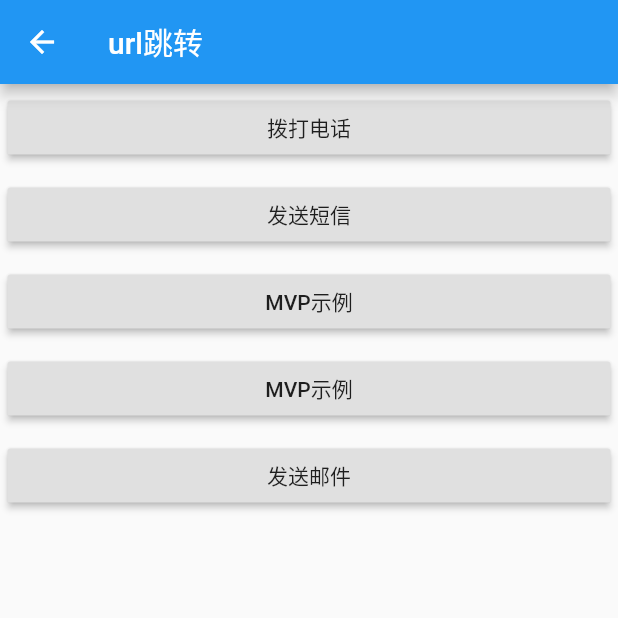
After one commit to shuguoli68/learn_three, a Flutter app: the screen it shows after launch, after a tap on "url_launcher", on a phone screen of 412 x 824 dp, the top half of it. The commit adds this screen. Run offline on Flutter 3.47's test engine with Material 2 defaults, Android fonts, the phone set to English and light mode, and no system bars; our stand-ins replace connectivity, device_info, dio, image_picker, share; missing offline and left inert: zeking_refresh.

```diff
--- a/lib/home.dart
+++ b/lib/home.dart
@@ -6,8 +6,10 @@ import 'connect/connect_simple.dart';
 import 'fresh/fresh_simple.dart';
 import 'global/common.dart';
 import 'imgpicker/img_picker.dart';
+import 'layout/frosted_glass.dart';
 import 'layout/large_screen.dart';
 import 'mvp/view/login_page.dart';
+import 'url_launcher/url_simple.dart';
 
 class HomePage extends StatefulWidget {
 
@@ -82,6 +84,22 @@ class _HomePageState extends State<HomePage> {
                 },child: Text('MVP示例'),)
             ),
 
+            Container(
+                margin: EdgeInsets.all(5),
+                width: double.maxFinite,
+                child: RaisedButton(onPressed:(){
+                  goTo(context, UrlSimple());
+                },child: Text('url_launcher'),)
+            ),
+
+            Container(
+                margin: EdgeInsets.all(5),
+                width: double.maxFinite,
+                child: RaisedButton(onPressed:(){
+                  goTo(context, FrostedGlass());
+                },child: Text('毛玻璃'),)
+            ),
+
           ],
         ),
       ),
--- /dev/null
+++ b/lib/url_launcher/url_simple.dart
@@ -0,0 +1,106 @@
+import 'package:flutter/material.dart';
+import 'package:learn_three/global/common.dart';
+//import 'package:url_launcher/url_launcher.dart';
+
+class UrlSimple extends StatefulWidget{
+  @override
+  State<StatefulWidget> createState() => _UrlSimple();
+}
+
+class _UrlSimple extends State<UrlSimple>{
+  @override
+  Widget build(BuildContext context) {
+    const String email = '1652219550a@gmail.com';
+    const String subject = 'email test';
+    const String body = '这是一次email测试';
+    return Scaffold(
+      appBar: AppBar(title: Text('url跳转'),),
+      body: Column(children: <Widget>[
+
+        Container(
+            margin: EdgeInsets.all(5),
+            width: double.maxFinite,
+            child: RaisedButton(onPressed:(){
+              _makeAPhoneCall('123456');
+            },child: Text('拨打电话'),)
+        ),
+
+        Container(
+            margin: EdgeInsets.all(5),
+            width: double.maxFinite,
+            child: RaisedButton(onPressed:(){
+              _sendAMessage('456123');
+            },child: Text('发送短信'),)
+        ),
+
+        Container(
+            margin: EdgeInsets.all(5),
+            width: double.maxFinite,
+            child: RaisedButton(onPressed:(){
+              _launchInBrowser('https://www.baidu.com');
+            },child: Text('MVP示例'),)
+        ),
+
+        Container(
+            margin: EdgeInsets.all(5),
+            width: double.maxFinite,
+            child: RaisedButton(onPressed:(){
+              _launchInBrowser('https://www.bing.com');
+            },child: Text('MVP示例'),)
+        ),
+
+        Container(
+            margin: EdgeInsets.all(5),
+            width: double.maxFinite,
+            child: RaisedButton(onPressed:(){
+              _sendEmail(email,subject,body);
+            },child: Text('发送邮件'),)
+        ),
+
+      ],),
+    );
+  }
+
+  Future<Null> _makeAPhoneCall(String phone) async {
+//    phone = "tel:$phone";
+//    if (await canLaunch(phone)) {
+//      await launch(phone);
+//    } else {
+//      throw 'Could not send $phone';
+//    }
+  }
+
+  Future<Null> _sendAMessage(String phone) async {
+//    phone = "sms:$phone";
+//    if (await canLaunch(phone)) {
+//      await launch(phone);
+//    } else {
+//      throw 'Could not launch $phone';
+//    }
+  }
+
+  Future<Null> _launchInBrowser(String url) async {
+//    if (await canLaunch(url)) {
+//      await launch(url, forceSafariVC: false, forceWebView: false);
+//    } else {
+//      throw 'Could not launch $url';
+//    }
+  }
+
+  Future<Null> _launchInWebViewOrVC(String url) async {
+//    if (await canLaunch(url)) {
+//      await launch(url, forceSafariVC: true, forceWebView: true);
+//    } else {
+//      throw 'Could not launch $url';
+//    }
+  }
+
+  Future<Null> _sendEmail(String email,String subject,String body) async {
+//    email = "mailto:$email?subject=$subject&body=$body";
+//    if (await canLaunch(email)) {
+//      await launch(email);
+//    } else {
+//      throw 'Could not send $email';
+//    }
+  }
+}
--- a/pubspec.yaml
+++ b/pubspec.yaml
@@ -31,6 +31,7 @@ dependencies:
   share: ^0.6.3+5 # https://pub.dev/packages/share
   device_info: ^0.4.1+4 # https://pub.dev/packages/device_info
   image_picker: ^0.6.2+3 # https://pub.dev/packages/image_picker
+  #url_launcher: ^5.4.1 # https://pub.dev/packages/url_launcher
 
 
 dev_dependencies:
```
Also changed, not shown: lib/layout/frosted_glass.dart (added, +45 -0 lines).
